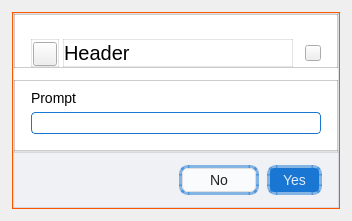
Above: src/gui/customdialogs/platform/macos/inputdlgmac.ui from CSG-Development/owncloud-client before the change. Below: the same form after it.
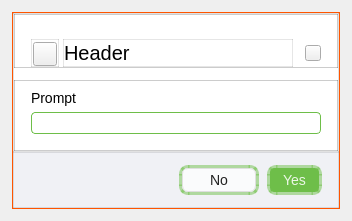
That is the form after the change. Custom widgets are drawn as their Qt base class.

Commit message: [HCNOVEO-1846] [Files Desktop] Login screen color redesign

```diff
--- a/src/gui/customdialogs/platform/macos/inputdlgmac.ui
+++ b/src/gui/customdialogs/platform/macos/inputdlgmac.ui
@@ -372,7 +372,7 @@
               <property name="styleSheet">
                <string notr="true">#edText {
 background: rgba(255, 255, 255, 0.7);
-border: 1px solid rgba(25, 118, 210, 1);
+border: 1px solid rgba(110, 190, 73, 1);
 border-radius: 4px;
 }</string>
               </property>
@@ -460,7 +460,7 @@
            <property name="styleSheet">
             <string notr="true">#frameRejectBtn {
 border: 3px solid;
-border-color: qlineargradient(x1:0, y1:0, x2:0, y2:1, stop:0 rgba(25, 118, 210, 0.5), stop:1 rgba(25, 118, 210, 0.5));
+border-color: qlineargradient(x1:0, y1:0, x2:0, y2:1, stop:0 rgba(110, 190, 73, 0.5), stop:1 rgba(110, 190, 73, 0.5));
 border-radius: 9px;
 }</string>
            </property>
@@ -534,7 +534,7 @@
            <property name="styleSheet">
             <string notr="true">#frameAcceptBtn {
 border: 3px solid;
-border-color: qlineargradient(x1:0, y1:0, x2:0, y2:1, stop:0 rgba(25, 118, 210, 0.5), stop:1 rgba(25, 118, 210, 0.5));
+border-color: qlineargradient(x1:0, y1:0, x2:0, y2:1, stop:0 rgba(110, 190, 73, 0.5), stop:1 rgba(110, 190, 73, 0.5));
 border-radius: 9px;
 }</string>
            </property>
@@ -583,8 +583,8 @@
               <property name="styleSheet">
                <string notr="true">#btnAccept {
 border-radius: 4px;
-border: 1px solid rgba(25, 118, 210, 1);
-background: rgba(25, 118, 210, 1);
+border: 1px solid rgba(110, 190, 73, 1);
+background: rgba(110, 190, 73, 1);
 color: rgba(255, 255, 255, 0.87);
 font-size: 14px;
 }</string>
```
The commit also changes 153 other files.
